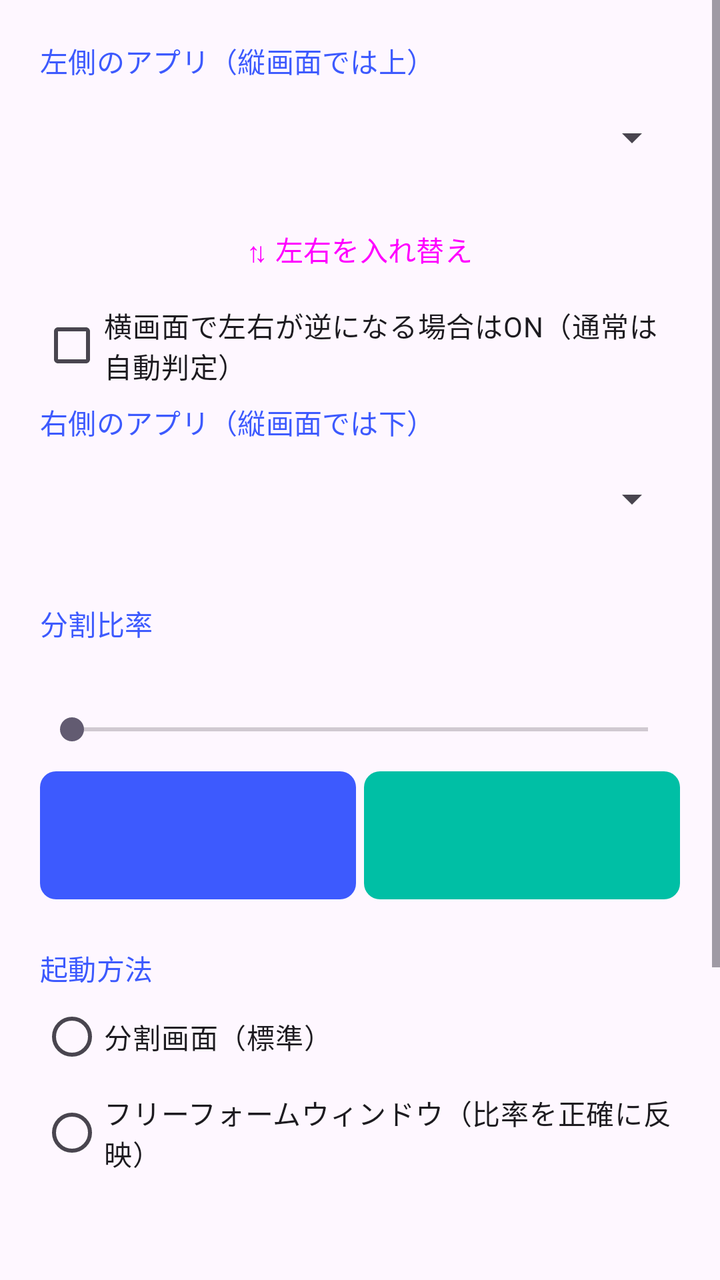
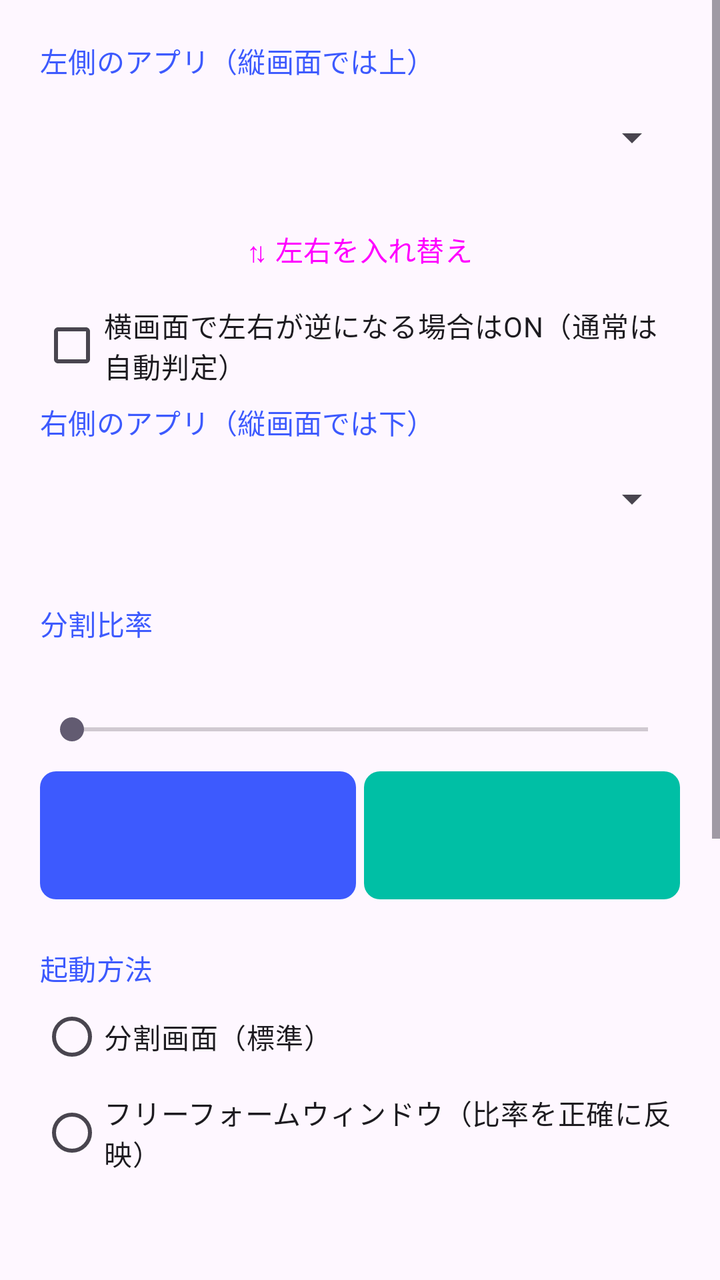

Before-and-after screenshots of an Android layout around one commit, followed by the original layout XML and the change that was made.
<!-- AndroidManifest.xml: application theme Theme.SplitLauncher -->
<!-- res/layout/activity_main.xml -->
<?xml version="1.0" encoding="utf-8"?>
<ScrollView xmlns:android="http://schemas.android.com/apk/res/android"
    android:layout_width="match_parent"
    android:layout_height="match_parent"
    android:fillViewport="true">

    <LinearLayout
        android:layout_width="match_parent"
        android:layout_height="wrap_content"
        android:orientation="vertical"
        android:padding="20dp">

        <ProgressBar
            android:id="@+id/progress"
            style="?android:attr/progressBarStyleHorizontal"
            android:layout_width="match_parent"
            android:layout_height="wrap_content"
            android:indeterminate="true"
            android:visibility="gone" />

        
        <TextView
            style="@style/SectionTitle"
            android:text="@string/label_left" />

        <Spinner
            android:id="@+id/leftSpinner"
            android:layout_width="match_parent"
            android:layout_height="wrap_content"
            android:minHeight="56dp" />

        <Button
            android:id="@+id/swapButton"
            style="@style/Widget.Material3.Button.TextButton"
            android:layout_width="wrap_content"
            android:layout_height="wrap_content"
            android:layout_gravity="center_horizontal"
            android:layout_marginTop="4dp"
            android:text="@string/swap" />

        <CheckBox
            android:id="@+id/landscapeReverseCheck"
            android:layout_width="wrap_content"
            android:layout_height="wrap_content"
            android:text="@string/landscape_reverse" />

        
        <TextView
            style="@style/SectionTitle"
            android:layout_marginTop="4dp"
            android:text="@string/label_right" />

        <Spinner
            android:id="@+id/rightSpinner"
            android:layout_width="match_parent"
            android:layout_height="wrap_content"
            android:minHeight="56dp" />

        
        <TextView
            style="@style/SectionTitle"
            android:layout_marginTop="24dp"
            android:text="@string/label_ratio" />

        <TextView
            android:id="@+id/ratioText"
            android:layout_width="wrap_content"
            android:layout_height="wrap_content"
            android:layout_marginTop="4dp"
            android:textAppearance="?attr/textAppearanceTitleMedium" />

        <SeekBar
            android:id="@+id/ratioSeek"
            android:layout_width="match_parent"
            android:layout_height="wrap_content"
            android:layout_marginTop="8dp" />

        <LinearLayout
            android:layout_width="match_parent"
            android:layout_height="64dp"
            android:layout_marginTop="12dp"
            android:orientation="horizontal">

            <View
                android:id="@+id/previewLeft"
                android:layout_width="0dp"
                android:layout_height="match_parent"
                android:layout_weight="50"
                android:background="@drawable/preview_left" />

            <View
                android:layout_width="4dp"
                android:layout_height="match_parent" />

            <View
                android:id="@+id/previewRight"
                android:layout_width="0dp"
                android:layout_height="match_parent"
                android:layout_weight="50"
                android:background="@drawable/preview_right" />
        </LinearLayout>

        
        <TextView
            style="@style/SectionTitle"
            android:layout_marginTop="24dp"
            android:text="@string/label_mode" />

        <RadioGroup
            android:id="@+id/modeGroup"
            android:layout_width="match_parent"
            android:layout_height="wrap_content">

            <RadioButton
                android:id="@+id/modeSplit"
                android:layout_width="wrap_content"
                android:layout_height="wrap_content"
                android:text="@string/mode_split" />

            <RadioButton
                android:id="@+id/modeFreeform"
                android:layout_width="wrap_content"
                android:layout_height="wrap_content"
                android:text="@string/mode_freeform" />
        </RadioGroup>

        <TextView
            android:id="@+id/modeNote"
            android:layout_width="match_parent"
            android:layout_height="wrap_content"
            android:layout_marginTop="4dp"
            android:textAppearance="?attr/textAppearanceBodySmall" />

        <TextView
            android:id="@+id/a11yStatus"
            android:layout_width="match_parent"
            android:layout_height="wrap_content"
            android:layout_marginTop="8dp"
            android:textAppearance="?attr/textAppearanceBodySmall" />

        <Button
            android:id="@+id/a11yButton"
            style="@style/Widget.Material3.Button.OutlinedButton"
            android:layout_width="wrap_content"
            android:layout_height="wrap_content"
            android:layout_marginTop="4dp"
            android:text="@string/a11y_open_settings" />

        
        <Button
            android:id="@+id/launchButton"
            android:layout_width="match_parent"
            android:layout_height="wrap_content"
            android:layout_marginTop="28dp"
            android:minHeight="56dp"
            android:text="@string/launch" />

        <Button
            android:id="@+id/shortcutButton"
            style="@style/Widget.Material3.Button.TonalButton"
            android:layout_width="match_parent"
            android:layout_height="wrap_content"
            android:layout_marginTop="8dp"
            android:text="@string/create_shortcut" />
    </LinearLayout>
</ScrollView>
<!-- resources referenced by this layout -->
<resources>
  <!-- drawable preview_left (drawable) -->
  <?xml version="1.0" encoding="utf-8"?>
  <shape xmlns:android="http://schemas.android.com/apk/res/android" android:shape="rectangle">
      <solid android:color="#3D5AFE" />
      <corners android:radius="8dp" />
  </shape>
  <!-- drawable preview_right (drawable) -->
  <?xml version="1.0" encoding="utf-8"?>
  <shape xmlns:android="http://schemas.android.com/apk/res/android" android:shape="rectangle">
      <solid android:color="#00BFA5" />
      <corners android:radius="8dp" />
  </shape>
  <string name="a11y_open_settings">ユーザー補助の設定を開く</string>
  <string name="create_shortcut">この組み合わせをホーム画面に追加</string>
  <string name="label_left">左側のアプリ（縦画面では上）</string>
  <string name="label_mode">起動方法</string>
  <string name="label_ratio">分割比率</string>
  <string name="label_right">右側のアプリ（縦画面では下）</string>
  <string name="landscape_reverse">横画面で左右が逆になる場合はON（通常は自動判定）</string>
  <string name="launch">分割して起動</string>
  <string name="mode_freeform">フリーフォームウィンドウ（比率を正確に反映）</string>
  <string name="mode_split">分割画面（標準）</string>
  <string name="swap">⇅ 左右を入れ替え</string>
  <style name="SectionTitle">
          <item name="android:layout_width">wrap_content</item>
          <item name="android:layout_height">wrap_content</item>
          <item name="android:textAppearance">?attr/textAppearanceLabelLarge</item>
          <item name="android:textColor">?attr/colorPrimary</item>
      </style>
  <style name="Theme.SplitLauncher" parent="Theme.Material3.DayNight">
          <item name="colorPrimary">#3D5AFE</item>
      </style>
</resources>

<!-- the commit's change to res/layout/activity_main.xml (unified diff, before → after) -->
@@ -155,6 +155,26 @@
             android:minHeight="56dp"
             android:text="@string/launch" />
 
+        
+        <TextView
+            style="@style/SectionTitle"
+            android:layout_marginTop="28dp"
+            android:text="@string/label_slots" />
+
+        <TextView
+            android:layout_width="match_parent"
+            android:layout_height="wrap_content"
+            android:layout_marginTop="4dp"
+            android:text="@string/slots_note"
+            android:textAppearance="?attr/textAppearanceBodySmall" />
+
+        <LinearLayout
+            android:id="@+id/slotContainer"
+            android:layout_width="match_parent"
+            android:layout_height="wrap_content"
+            android:layout_marginTop="8dp"
+            android:orientation="vertical" />
+
         <Button
             android:id="@+id/shortcutButton"
             style="@style/Widget.Material3.Button.TonalButton"
<!-- resource entries referenced after the edit -->
@@ -18,10 +18,12 @@
   <string name="label_mode">起動方法</string>
   <string name="label_ratio">分割比率</string>
   <string name="label_right">右側のアプリ（縦画面では下）</string>
+  <string name="label_slots">アプリ一覧に登録（分割1〜5）</string>
   <string name="landscape_reverse">横画面で左右が逆になる場合はON（通常は自動判定）</string>
   <string name="launch">分割して起動</string>
   <string name="mode_freeform">フリーフォームウィンドウ（比率を正確に反映）</string>
   <string name="mode_split">分割画面（標準）</string>
+  <string name="slots_note">今選んでいる組み合わせ・比率・起動方法をスロットに保存すると、アプリ一覧に「分割N」が表示されます。反映まで少し時間がかかったり、ランチャーの再起動が必要な場合があります。</string>
   <string name="swap">⇅ 左右を入れ替え</string>
   <style name="SectionTitle">
           <item name="android:layout_width">wrap_content</item>
